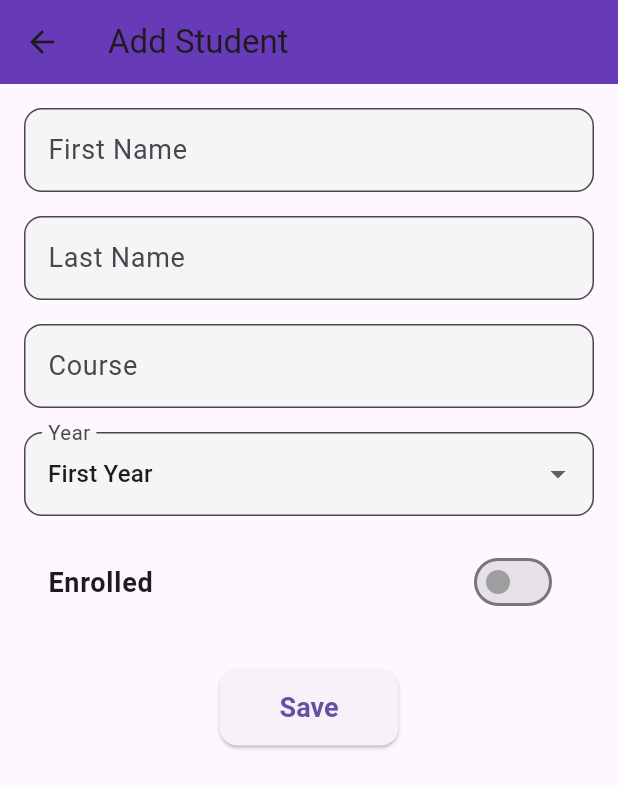
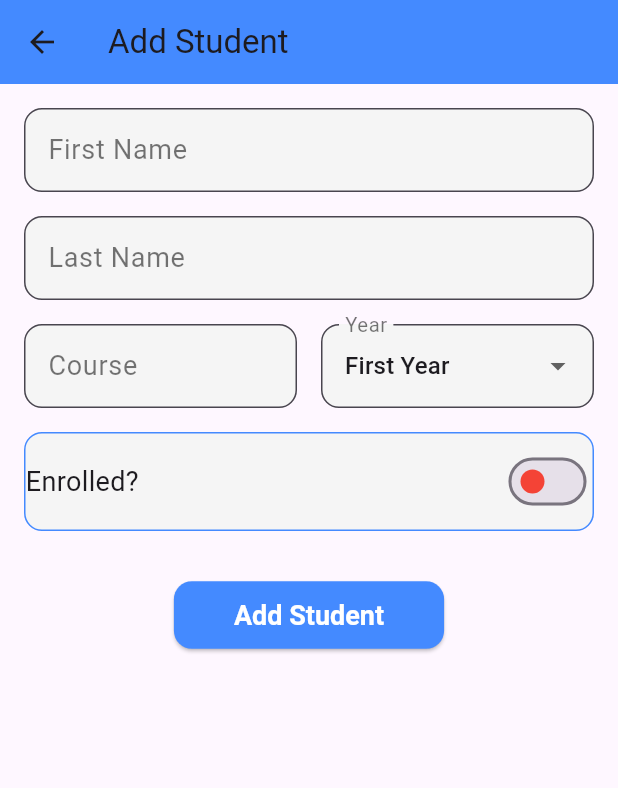
Before and after one commit to Dodins/FlutterBlock, a Flutter app: the screen it shows after launch, after a tap on the "add" icon, on a phone screen of 412 x 824 dp. Shown: the top 788 px of the screen. Run offline on Flutter 3.47's test engine with Material 3 defaults, Android fonts, the phone set to English and light mode, and no system bars; our stand-ins replace equatable, flutter_bloc; network calls fail.

Commit message:
first commit

```diff
--- a/lib/bloc/student_bloc.dart
+++ b/lib/bloc/student_bloc.dart
@@ -9,19 +9,19 @@ import '../models/student.dart';
 import 'student_state.dart';
 
 class StudentBloc extends Bloc<StudentEvent, StudentState> {
-  final String apiUrl = 'http://10.0.2.2:8000/api/allStudents';
+  final String apiUrl = 'http://10.0.2.2:8000/api';
 
   StudentBloc() : super(StudentInitial()) {
     on<LoadStudents>((event, emit) async {
       emit(StudentLoading());
       try {
-        final response = await http.get(Uri.parse(apiUrl));
+        final response = await http.get(Uri.parse('$apiUrl/students'));
         if (response.statusCode == 200) {
           final List<dynamic> data = json.decode(response.body);
           final students = data.map((json) => Student.fromJson(json)).toList();
           emit(StudentLoaded(students));
         } else {
-          emit(StudentError('Failed to load students'));
+          emit(const StudentError('Failed to load students'));
         }
       } catch (e) {
         emit(StudentError(e.toString()));
@@ -30,14 +30,13 @@ class StudentBloc extends Bloc<StudentEvent, StudentState> {
 
     on<AddStudent>((event, emit) async {
       try {
-        final response = await http.post(
-            Uri.parse('http://10.0.2.2:8000/api/students'),
+        final response = await http.post(Uri.parse('$apiUrl/addstudents'),
             headers: {'Content-Type': 'application/json'},
             body: json.encode(event.studentData));
         if (response.statusCode == 201) {
           add(LoadStudents());
         } else {
-          emit(StudentError('Failed to add student'));
+          emit(const StudentError('Failed to add student'));
         }
       } catch (e) {
         emit(StudentError(e.toString()));
@@ -47,13 +46,13 @@ class StudentBloc extends Bloc<StudentEvent, StudentState> {
     on<UpdateStudent>((event, emit) async {
       try {
         final response = await http.put(
-            Uri.parse('http://10.0.2.2:8000/api/studentsUpdate/${event.id}'),
+            Uri.parse('$apiUrl/updatestudents/${event.id}'),
             headers: {'Content-Type': 'application/json'},
             body: json.encode(event.studentData));
         if (response.statusCode == 200) {
           add(LoadStudents());
         } else {
-          emit(StudentError('Failed to update student'));
+          emit(const StudentError('Failed to update student'));
         }
       } catch (e) {
         emit(StudentError(e.toString()));
@@ -62,12 +61,12 @@ class StudentBloc extends Bloc<StudentEvent, StudentState> {
 
     on<DeleteStudent>((event, emit) async {
       try {
-        final response = await http.delete(
-            Uri.parse('http://10.0.2.2:8000/api/studentsDelete/${event.id}'));
+        final response =
+            await http.delete(Uri.parse('$apiUrl/deletestudents/${event.id}'));
         if (response.statusCode == 204) {
           add(LoadStudents());
         } else {
-          emit(StudentError('Failed to delete student'));
+          emit(const StudentError('Failed to delete student'));
         }
       } catch (e) {
         emit(StudentError(e.toString()));
--- a/lib/main.dart
+++ b/lib/main.dart
@@ -8,6 +8,8 @@ void main() {
 }
 
 class MyApp extends StatelessWidget {
+  const MyApp({super.key});
+
   @override
   Widget build(BuildContext context) {
     return BlocProvider(
--- a/lib/screens/student_form_screen.dart
+++ b/lib/screens/student_form_screen.dart
@@ -7,7 +7,7 @@ import 'package:student_api_crud_assignment/models/student.dart';
 class StudentFormScreen extends StatefulWidget {
   final Student? student;
 
-  StudentFormScreen({this.student});
+  const StudentFormScreen({Key? key, this.student}) : super(key: key);
 
   @override
   _StudentFormScreenState createState() => _StudentFormScreenState();
@@ -43,11 +43,10 @@ class _StudentFormScreenState extends State<StudentFormScreen> {
     return Scaffold(
       appBar: AppBar(
         title: Text(widget.student == null ? 'Add Student' : 'Edit Student'),
-        backgroundColor: Colors.deepPurple,
+        backgroundColor: Colors.blueAccent,
       ),
       body: SingleChildScrollView(
-        child: Padding(
-          padding: EdgeInsets.all(16.0),
+        padding: const EdgeInsets.all(16.0),
         child: Form(
           key: _formKey,
           child: Column(
@@ -58,28 +57,21 @@ class _StudentFormScreenState extends State<StudentFormScreen> {
                 initialValue: _firstName,
                 onSaved: (value) => _firstName = value!,
               ),
-                SizedBox(height: 16),
+              const SizedBox(height: 16),
               _buildTextField(
                 label: 'Last Name',
                 initialValue: _lastName,
                 onSaved: (value) => _lastName = value!,
               ),
-                SizedBox(height: 16),
-                _buildTextField(
-                  label: 'Course',
-                  initialValue: _course,
-                  onSaved: (value) => _course = value!,
-                ),
-                SizedBox(height: 16),
-                _buildDropdown(),
-                SizedBox(height: 16),
+              const SizedBox(height: 16),
+              _buildCourseYearRow(),
+              const SizedBox(height: 16),
               _buildSwitch(),
-                SizedBox(height: 30),
+              const SizedBox(height: 32),
               widget.student == null
                   ? _buildSaveButton(context)
                   : _buildUpdateDeleteButtons(context),
             ],
-            ),
           ),
         ),
       ),
@@ -95,14 +87,15 @@ class _StudentFormScreenState extends State<StudentFormScreen> {
       initialValue: initialValue,
       decoration: InputDecoration(
         labelText: label,
-        labelStyle: TextStyle(fontSize: 18),
+        labelStyle: const TextStyle(fontSize: 18, color: Colors.black54),
         border: OutlineInputBorder(
           borderRadius: BorderRadius.circular(12),
+          borderSide: const BorderSide(color: Colors.blueAccent),
         ),
         filled: true,
         fillColor: Colors.grey[100],
-        focusedBorder: OutlineInputBorder(
-          borderSide: BorderSide(color: Colors.deepPurple),
+        focusedBorder: const OutlineInputBorder(
+          borderSide: BorderSide(color: Colors.blueAccent, width: 2),
         ),
       ),
       validator: (value) {
@@ -115,19 +108,38 @@ class _StudentFormScreenState extends State<StudentFormScreen> {
     );
   }
 
+  Widget _buildCourseYearRow() {
+    return Row(
+      children: [
+        Expanded(
+          child: _buildTextField(
+            label: 'Course',
+            initialValue: _course,
+            onSaved: (value) => _course = value!,
+          ),
+        ),
+        const SizedBox(width: 16),
+        Expanded(
+          child: _buildDropdown(),
+        ),
+      ],
+    );
+  }
+
   Widget _buildDropdown() {
     return DropdownButtonFormField<String>(
       value: _year,
       decoration: InputDecoration(
         labelText: 'Year',
-        labelStyle: TextStyle(fontSize: 18),
+        labelStyle: const TextStyle(fontSize: 18, color: Colors.black54),
         border: OutlineInputBorder(
           borderRadius: BorderRadius.circular(12),
+          borderSide: const BorderSide(color: Colors.blueAccent),
         ),
         filled: true,
         fillColor: Colors.grey[100],
-        focusedBorder: OutlineInputBorder(
-          borderSide: BorderSide(color: Colors.deepPurple),
+        focusedBorder: const OutlineInputBorder(
+          borderSide: BorderSide(color: Colors.blueAccent, width: 2),
         ),
       ),
       items: [
@@ -139,7 +151,7 @@ class _StudentFormScreenState extends State<StudentFormScreen> {
       ]
           .map((year) => DropdownMenuItem(
                 value: year,
-                child: Text(year),
+                child: Text(year, style: const TextStyle(fontSize: 16)),
               ))
           .toList(),
       onChanged: (value) {
@@ -151,22 +163,32 @@ class _StudentFormScreenState extends State<StudentFormScreen> {
   }
 
   Widget _buildSwitch() {
-    return SwitchListTile(
-      title: Text(
-        'Enrolled',
-        style: TextStyle(
-          fontSize: 18,
-          fontWeight: FontWeight.w600,
+    return Container(
+      padding: const EdgeInsets.symmetric(vertical: 8.0),
+      decoration: BoxDecoration(
+        border: Border.all(color: Colors.blueAccent),
+        borderRadius: BorderRadius.circular(12),
+        color: Colors.grey[100],
       ),
+      child: Row(
+        mainAxisAlignment: MainAxisAlignment.spaceBetween,
+        children: [
+          const Text(
+            'Enrolled?',
+            style: TextStyle(fontSize: 18),
           ),
+          Switch(
             value: _enrolled,
             activeColor: Colors.green,
-      inactiveThumbColor: Colors.grey,
+            inactiveThumbColor: Colors.red,
             onChanged: (bool value) {
               setState(() {
                 _enrolled = value;
               });
             },
+          ),
+        ],
+      ),
     );
   }
 
@@ -174,11 +196,12 @@ class _StudentFormScreenState extends State<StudentFormScreen> {
     return Center(
       child: ElevatedButton(
         style: ElevatedButton.styleFrom(
-          padding: EdgeInsets.symmetric(horizontal: 40, vertical: 15),
-          textStyle: TextStyle(fontSize: 18, fontWeight: FontWeight.bold),
+          padding: const EdgeInsets.symmetric(horizontal: 40, vertical: 12),
+          textStyle: const TextStyle(fontSize: 18, fontWeight: FontWeight.w600),
           shape: RoundedRectangleBorder(
             borderRadius: BorderRadius.circular(12),
           ),
+          backgroundColor: Colors.blueAccent,
         ),
         onPressed: () {
           if (_formKey.currentState!.validate()) {
@@ -192,12 +215,15 @@ class _StudentFormScreenState extends State<StudentFormScreen> {
             };
             BlocProvider.of<StudentBloc>(context).add(AddStudent(studentData));
             ScaffoldMessenger.of(context).showSnackBar(
-              SnackBar(content: Text('Student Added Successfully!')),
+              const SnackBar(content: Text('Student Added Successfully!')),
             );
             Navigator.pop(context);
           }
         },
-        child: Text('Save'),
+        child: const Text(
+          'Add Student',
+          style: TextStyle(color: Colors.white),
+        ),
       ),
     );
   }
@@ -208,11 +234,13 @@ class _StudentFormScreenState extends State<StudentFormScreen> {
       children: [
         ElevatedButton(
           style: ElevatedButton.styleFrom(
-            padding: EdgeInsets.symmetric(horizontal: 40, vertical: 15),
-            textStyle: TextStyle(fontSize: 18, fontWeight: FontWeight.bold),
+            padding: const EdgeInsets.symmetric(horizontal: 40, vertical: 12),
+            textStyle:
+                const TextStyle(fontSize: 18, fontWeight: FontWeight.w600),
             shape: RoundedRectangleBorder(
               borderRadius: BorderRadius.circular(12),
             ),
+            backgroundColor: Colors.blueAccent,
           ),
           onPressed: () {
             if (_formKey.currentState!.validate()) {
@@ -227,30 +255,35 @@ class _StudentFormScreenState extends State<StudentFormScreen> {
               BlocProvider.of<StudentBloc>(context)
                   .add(UpdateStudent(widget.student!.id, studentData));
               ScaffoldMessenger.of(context).showSnackBar(
-                SnackBar(content: Text('Student Updated Successfully!')),
+                const SnackBar(content: Text('Student Updated Successfully!')),
               );
               Navigator.pop(context);
             }
           },
-          child: Text('Update'),
+          child: const Text(
+            'Update',
+            style: TextStyle(color: Colors.white),
+          ),
         ),
         ElevatedButton(
           style: ElevatedButton.styleFrom(
-            padding: EdgeInsets.symmetric(horizontal: 40, vertical: 15),
-            textStyle: TextStyle(fontSize: 18, fontWeight: FontWeight.bold),
+            padding: const EdgeInsets.symmetric(horizontal: 40, vertical: 12),
+            textStyle:
+                const TextStyle(fontSize: 18, fontWeight: FontWeight.w600),
             shape: RoundedRectangleBorder(
               borderRadius: BorderRadius.circular(12),
             ),
+            backgroundColor: Colors.blueAccent,
           ),
           onPressed: () {
             BlocProvider.of<StudentBloc>(context)
                 .add(DeleteStudent(widget.student!.id));
             ScaffoldMessenger.of(context).showSnackBar(
-              SnackBar(content: Text('Student Deleted Successfully!')),
+              const SnackBar(content: Text('Student Deleted Successfully!')),
             );
             Navigator.pop(context);
           },
-          child: Text('Delete'),
+          child: const Text('Delete', style: TextStyle(color: Colors.white)),
         ),
       ],
     );
--- a/lib/screens/student_list_screen.dart
+++ b/lib/screens/student_list_screen.dart
@@ -6,6 +6,8 @@ import 'package:student_api_crud_assignment/bloc/student_state.dart';
 import 'package:student_api_crud_assignment/screens/student_form_screen.dart';
 
 class StudentListScreen extends StatefulWidget {
+  const StudentListScreen({super.key});
+
   @override
   _StudentListScreenState createState() => _StudentListScreenState();
 }
@@ -21,60 +23,51 @@ class _StudentListScreenState extends State<StudentListScreen> {
   Widget build(BuildContext context) {
     return Scaffold(
       appBar: AppBar(
-        title: Text('Students'),
-        actions: [
-          IconButton(
-            icon: Icon(Icons.add),
-            onPressed: () {
-              Navigator.push(
-                context,
-                MaterialPageRoute(
-                  builder: (context) => StudentFormScreen(),
-                ),
-              );
-            },
-          ),
-        ],
+        title: const Text('Student List'),
+        backgroundColor: Colors.blueAccent,
       ),
       body: BlocBuilder<StudentBloc, StudentState>(
         builder: (context, state) {
           if (state is StudentLoading) {
-            return Center(child: CircularProgressIndicator());
+            return const Center(child: CircularProgressIndicator());
           } else if (state is StudentLoaded) {
             final students = state.students;
-            // Check if students list is empty
+
             if (students.isEmpty) {
               return const Center(
                 child: Text(
-                  'No Data Available',
-                  style: TextStyle(fontSize: 18, fontWeight: FontWeight.w600),
+                  'No Students Found',
+                  style: TextStyle(fontSize: 22, color: Colors.grey),
                 ),
               );
             }
-            return ListView.builder(
+
+            return GridView.builder(
+              gridDelegate: const SliverGridDelegateWithFixedCrossAxisCount(
+                crossAxisCount: 2,
+                childAspectRatio: 0.65,
+                crossAxisSpacing: 10,
+                mainAxisSpacing: 10,
+              ),
+              padding: const EdgeInsets.all(10),
               itemCount: students.length,
               itemBuilder: (context, index) {
                 final student = students[index];
-                return Padding(
-                  padding: const EdgeInsets.symmetric(
-                      vertical: 8.0, horizontal: 16.0),
+                return Card(
+                  elevation: 5,
+                  shape: RoundedRectangleBorder(
+                    borderRadius: BorderRadius.circular(15),
+                  ),
                   child: GestureDetector(
                     onTap: () {
-                      // Navigate to the form screen with the selected student data
                       Navigator.push(
                         context,
                         MaterialPageRoute(
-                          builder: (context) => StudentFormScreen(
-                            student: student,
-                          ),
+                          builder: (context) =>
+                              StudentFormScreen(student: student),
                         ),
                       );
                     },
-                    child: Card(
-                      shape: RoundedRectangleBorder(
-                        borderRadius: BorderRadius.circular(15.0),
-                      ),
-                      elevation: 5,
                     child: Padding(
                       padding: const EdgeInsets.all(16.0),
                       child: Column(
@@ -82,47 +75,59 @@ class _StudentListScreenState extends State<StudentListScreen> {
                         children: [
                           Text(
                             '${student.firstName} ${student.lastName}',
+                            style: const TextStyle(
+                              fontSize: 22,
+                              fontWeight: FontWeight.bold,
+                              color: Colors.blueAccent,
+                            ),
+                          ),
+                          const SizedBox(height: 8),
+                          Text(
+                            'Course: ${student.course}',
+                            style: const TextStyle(
+                                fontSize: 16, color: Colors.black54),
+                          ),
+                          const SizedBox(height: 4),
+                          Text(
+                            'Year: ${student.year}',
+                            style: const TextStyle(
+                                fontSize: 16, color: Colors.black54),
+                          ),
+                          const SizedBox(height: 10),
+                          Text(
+                            student.enrolled
+                                ? 'Status: Enrolled'
+                                : 'Status: Not Enrolled',
                             style: TextStyle(
-                                fontSize: 20,
+                              fontSize: 16,
+                              color:
+                                  student.enrolled ? Colors.green : Colors.red,
+                            ),
+                          ),
+                          const Spacer(),
+                          Align(
+                            alignment: Alignment.centerRight,
+                            child: TextButton(
+                              onPressed: () {
+                                Navigator.push(
+                                  context,
+                                  MaterialPageRoute(
+                                    builder: (context) =>
+                                        StudentFormScreen(student: student),
+                                  ),
+                                );
+                              },
+                              child: const Text(
+                                'Edit',
+                                style: TextStyle(
+                                  fontSize: 16,
+                                  color: Colors.blueAccent,
                                   fontWeight: FontWeight.bold,
                                 ),
-                            ),
-                            SizedBox(height: 8),
-                            Text(
-                              'Course: ${student.course}',
-                              style: TextStyle(fontSize: 16),
-                            ),
-                            SizedBox(height: 4),
-                            Text(
-                              'Year: ${student.year}',
-                              style: TextStyle(fontSize: 16),
-                            ),
-                            SizedBox(height: 8),
-                            Text(
-                              student.enrolled
-                                  ? 'Enrolled: Yes'
-                                  : 'Enrolled: No',
-                              style: TextStyle(
-                                fontSize: 16,
-                                color: student.enrolled
-                                    ? Colors.green
-                                    : Colors.red,
-                                fontWeight: FontWeight.w600,
-                              ),
-                            ),
-                            SizedBox(height: 12),
-                            Center(
-                              child: Text(
-                                'Tap to Edit',
-                                style: TextStyle(
-                                  fontSize: 16,
-                                  color: Colors.blue,
-                                  decoration: TextDecoration.underline,
                               ),
                             ),
                           ),
                         ],
-                        ),
                       ),
                     ),
                   ),
@@ -132,8 +137,20 @@ class _StudentListScreenState extends State<StudentListScreen> {
           } else if (state is StudentError) {
             return Center(child: Text(state.message));
           }
-          return Center(child: Text('No data'));
+          return const Center(child: Text('No data available'));
         },
+      ),
+      floatingActionButton: FloatingActionButton(
+        onPressed: () {
+          Navigator.push(
+            context,
+            MaterialPageRoute(
+              builder: (context) => const StudentFormScreen(),
+            ),
+          );
+        },
+        child: const Icon(Icons.add),
+        backgroundColor: Colors.blueAccent,
       ),
     );
   }
--- a/pubspec.yaml
+++ b/pubspec.yaml
@@ -51,7 +51,7 @@ dev_dependencies:
   # activated in the `analysis_options.yaml` file located at the root of your
   # package. See that file for information about deactivating specific lint
   # rules and activating additional ones.
-  flutter_lints: ^3.0.0
+  flutter_lints: ^4.0.0
 
 # For information on the generic Dart part of this file, see the
 # following page: https://dart.dev/tools/pub/pubspec
```
Also changed, not shown: lib/repository/student_repository.dart (+4 -3 lines), pubspec.lock. Lines whose indentation alone changed are shown as unchanged.
